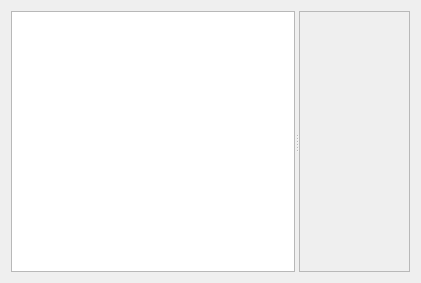
KDE/kdenlive, file src/widgets/transitionsettings_ui.ui: the form before one commit.
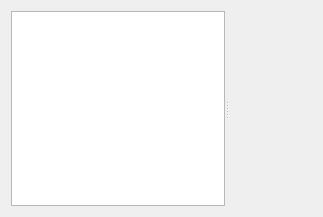
The form after the commit.

Commit message: Layout: remove frame

Diff of the .ui file:
```diff
--- a/src/widgets/transitionsettings_ui.ui
+++ b/src/widgets/transitionsettings_ui.ui
@@ -5,8 +5,8 @@
    <rect>
     <x>0</x>
     <y>0</y>
-    <width>421</width>
-    <height>283</height>
+    <width>323</width>
+    <height>217</height>
    </rect>
   </property>
   <property name="windowTitle" >
@@ -20,11 +20,17 @@
      </property>
      <widget class="QListWidget" name="listWidget" />
      <widget class="QFrame" name="frame" >
+      <property name="sizePolicy" >
+       <sizepolicy vsizetype="Preferred" hsizetype="MinimumExpanding" >
+        <horstretch>0</horstretch>
+        <verstretch>0</verstretch>
+       </sizepolicy>
+      </property>
       <property name="frameShape" >
-       <enum>QFrame::StyledPanel</enum>
+       <enum>QFrame::NoFrame</enum>
       </property>
       <property name="frameShadow" >
-       <enum>QFrame::Raised</enum>
+       <enum>QFrame::Plain</enum>
       </property>
      </widget>
     </widget>
```
